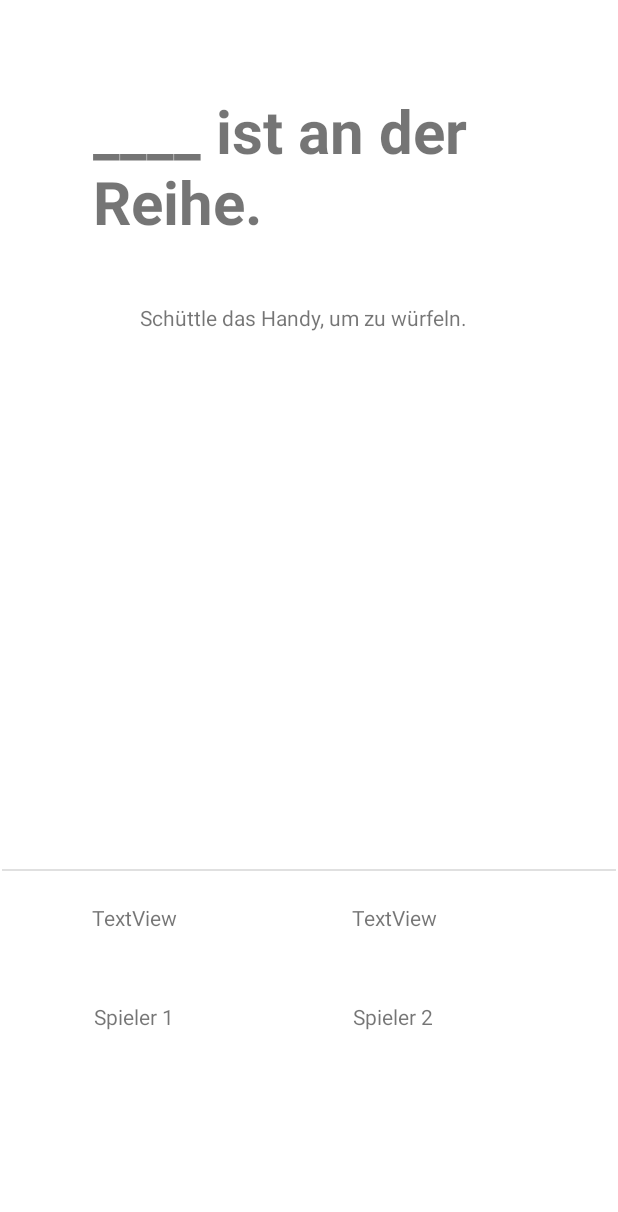
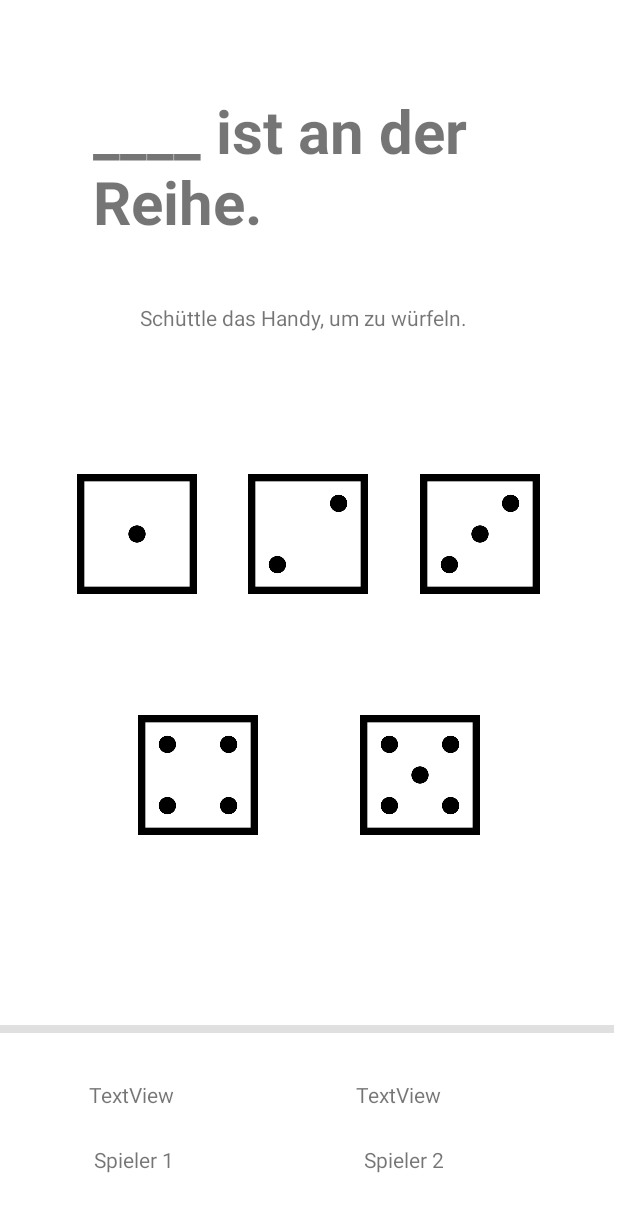
Before and after one commit to nemanja1007/dieEins, an Android app: the layout activity_spielfeld.xml on its own in the app's theme, with its tools: preview values and no code run, on a phone screen of 412 x 824 dp. Shown: the top 1212 px of the screen. Run offline under Robolectric (Android 15) with nearby library versions, the phone set to English and light mode, and no system bars.

Commit message:
Dice Bilder

```diff
--- a/app/src/main/AndroidManifest.xml
+++ b/app/src/main/AndroidManifest.xml
@@ -5,7 +5,7 @@
     <application
         android:allowBackup="true"
         android:icon="@mipmap/ic_launcher"
-        android:label="@string/app_name"
+        android:label="Die Böse 1"
         android:roundIcon="@mipmap/ic_launcher_round"
         android:supportsRtl="true"
         android:theme="@style/Theme.DieEins">
--- a/app/src/main/java/com/example/dieeins/SpielfeldActivity.java
+++ b/app/src/main/java/com/example/dieeins/SpielfeldActivity.java
@@ -1,17 +1,31 @@
 package com.example.dieeins;
 import androidx.appcompat.app.AppCompatActivity;
 import android.content.Intent;
+import android.hardware.SensorEvent;
+import android.hardware.SensorEventListener;
+import android.hardware.SensorManager;
 import android.os.Bundle;
 import android.view.View;
 import android.widget.Button;
 import android.widget.TextView;
 
+import java.util.Arrays;
+import java.util.Random;
+
 public class SpielfeldActivity extends AppCompatActivity {
 
-    @Override
+    int[] wuerfel = new int[] {1,2,3,4,5,6};
+    int[] gewuerfelt = new int[5];
+
+    int punkteSpieler1 = 0;
+    int punkteSpieler2 = 0;
+
     protected void onCreate(Bundle savedInstanceState) {
+
         super.onCreate(savedInstanceState);
         setContentView(R.layout.activity_spielfeld);
+
+
 
         Bundle bundle = getIntent().getExtras();
         String spieler1 = bundle.getString("spieler1");
@@ -21,10 +35,18 @@ public class SpielfeldActivity extends AppCompatActivity {
         spieler1Name.setText(spieler1);
         spieler2Name.setText(spieler2);
 
+        TextView punkte1 = (TextView) findViewById(R.id.textView13);
+        TextView punkte2 = (TextView) findViewById(R.id.textView14);
+
+        punkte1.setText("Punkte: "+punkteSpieler1);
+        punkte2.setText("Punkte: "+punkteSpieler2);
+
         TextView spielerAnDerReihe = (TextView) findViewById(R.id.textView9);
         spielerAnDerReihe.setText(spieler1 + " ist an der Reihe.");
+    }
 
-
-
+    public static int getRandom(int[] array) {
+        int rnd = new Random().nextInt(array.length);
+        return array[rnd];
     }
 }
--- a/app/src/main/res/layout/activity_spielfeld.xml
+++ b/app/src/main/res/layout/activity_spielfeld.xml
@@ -31,26 +31,30 @@
     <View
         android:id="@+id/divider"
         android:layout_width="409dp"
-        android:layout_height="1dp"
+        android:layout_height="5dp"
         android:background="?android:attr/listDivider"
         app:layout_constraintBottom_toBottomOf="parent"
         app:layout_constraintEnd_toEndOf="parent"
+        app:layout_constraintHorizontal_bias="0.0"
         app:layout_constraintStart_toStartOf="parent"
         app:layout_constraintTop_toTopOf="parent"
-        app:layout_constraintVertical_bias="0.704" />
+        app:layout_constraintVertical_bias="0.835" />
 
     <LinearLayout
-        android:layout_width="405dp"
-        android:layout_height="199dp"
+        android:id="@+id/linearLayout2"
+        android:layout_width="416dp"
+        android:layout_height="102dp"
         android:orientation="vertical"
         app:layout_constraintBottom_toBottomOf="parent"
         app:layout_constraintEnd_toEndOf="parent"
+        app:layout_constraintHorizontal_bias="0.4"
         app:layout_constraintStart_toStartOf="parent"
-        app:layout_constraintTop_toTopOf="@+id/divider">
+        app:layout_constraintTop_toTopOf="@+id/divider"
+        app:layout_constraintVertical_bias="0.956">
 
         <LinearLayout
             android:layout_width="match_parent"
-            android:layout_height="66dp"
+            android:layout_height="43dp"
             android:orientation="horizontal">
 
             <Space
@@ -85,8 +89,8 @@
 
         <LinearLayout
             android:id="@+id/linearLayout"
-            android:layout_width="match_parent"
-            android:layout_height="64dp"
+            android:layout_width="424dp"
+            android:layout_height="54dp"
             android:orientation="horizontal">
 
             <Space
@@ -118,6 +122,95 @@
                 android:layout_height="wrap_content"
                 android:layout_weight="1" />
         </LinearLayout>
+
+    </LinearLayout>
+
+    <LinearLayout
+        android:id="@+id/linearLayout4"
+        android:layout_width="377dp"
+        android:layout_height="95dp"
+        android:orientation="horizontal"
+        app:layout_constraintBottom_toTopOf="@+id/divider"
+        app:layout_constraintEnd_toEndOf="parent"
+        app:layout_constraintStart_toStartOf="parent"
+        app:layout_constraintTop_toBottomOf="@+id/textView10"
+        app:layout_constraintVertical_bias="0.241">
+
+        <Space
+            android:layout_width="wrap_content"
+            android:layout_height="wrap_content"
+            android:layout_weight="1" />
+
+        <ImageView
+            android:id="@+id/imageView"
+            android:layout_width="80dp"
+            android:layout_height="80dp"
+            app:srcCompat="@drawable/dice1" />
+
+        <Space
+            android:layout_width="wrap_content"
+            android:layout_height="wrap_content"
+            android:layout_weight="1" />
+
+        <ImageView
+            android:id="@+id/imageView3"
+            android:layout_width="80dp"
+            android:layout_height="80dp"
+            app:srcCompat="@drawable/dice2" />
+
+        <Space
+            android:layout_width="wrap_content"
+            android:layout_height="wrap_content"
+            android:layout_weight="1" />
+
+        <ImageView
+            android:id="@+id/imageView4"
+            android:layout_width="80dp"
+            android:layout_height="80dp"
+            app:srcCompat="@drawable/dice3" />
+
+        <Space
+            android:layout_width="wrap_content"
+            android:layout_height="wrap_content"
+            android:layout_weight="1" />
+    </LinearLayout>
+
+    <LinearLayout
+        android:layout_width="363dp"
+        android:layout_height="93dp"
+        android:orientation="horizontal"
+        app:layout_constraintBottom_toTopOf="@+id/divider"
+        app:layout_constraintEnd_toEndOf="parent"
+        app:layout_constraintStart_toStartOf="parent"
+        app:layout_constraintTop_toBottomOf="@+id/linearLayout4"
+        app:layout_constraintVertical_bias="0.366">
+
+        <Space
+            android:layout_width="wrap_content"
+            android:layout_height="wrap_content"
+            android:layout_weight="1" />
+
+        <ImageView
+            android:id="@+id/imageView5"
+            android:layout_width="80dp"
+            android:layout_height="80dp"
+            app:srcCompat="@drawable/dice4" />
+
+        <Space
+            android:layout_width="wrap_content"
+            android:layout_height="wrap_content"
+            android:layout_weight="1" />
+
+        <ImageView
+            android:id="@+id/imageView6"
+            android:layout_width="80dp"
+            android:layout_height="80dp"
+            app:srcCompat="@drawable/dice5" />
+
+        <Space
+            android:layout_width="wrap_content"
+            android:layout_height="wrap_content"
+            android:layout_weight="1" />
     </LinearLayout>
 
 </androidx.constraintlayout.widget.ConstraintLayout>
```
Also changed, not shown: app/src/main/res/drawable-v24/dice2.png (added), app/src/main/res/drawable-v24/dice4.png (added), app/src/main/res/drawable-v24/dice5.png (added), app/src/main/res/drawable-v24/dice6.png (added), app/src/main/res/drawable/dice1.png (added), app/src/main/res/drawable/dice3.png (added).
